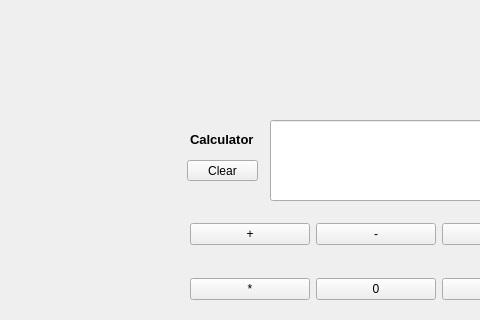
The window that mainwindow.ui (sairpa/CutyCalc) describes before a commit, drawn with Qt 5; both pictures show x 0 to 480 and y 0 to 320 of the 800 by 600 pixel window.
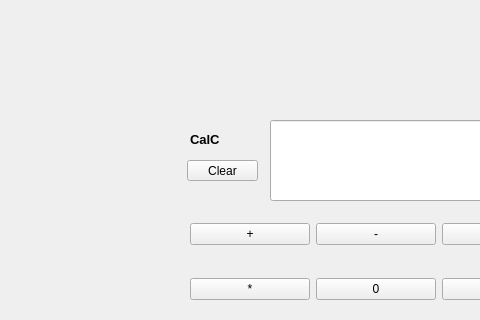
The same window after the commit.

Commit message: Updated build for WebAssembly

The edit to the form file:
```diff
--- a/mainwindow.ui
+++ b/mainwindow.ui
@@ -40,7 +40,7 @@
      </font>
     </property>
     <property name="text">
-     <string>Calculator</string>
+     <string>CalC</string>
     </property>
    </widget>
    <widget class="QWidget" name="layoutWidget">
```
The commit also changes 2 other files.
